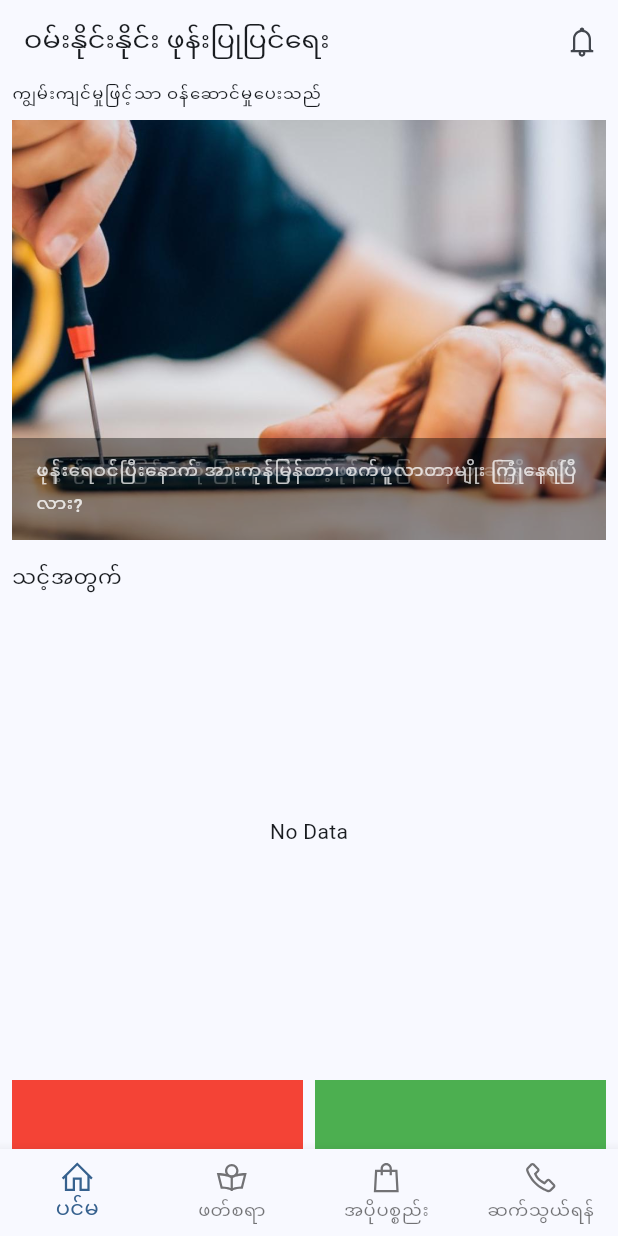
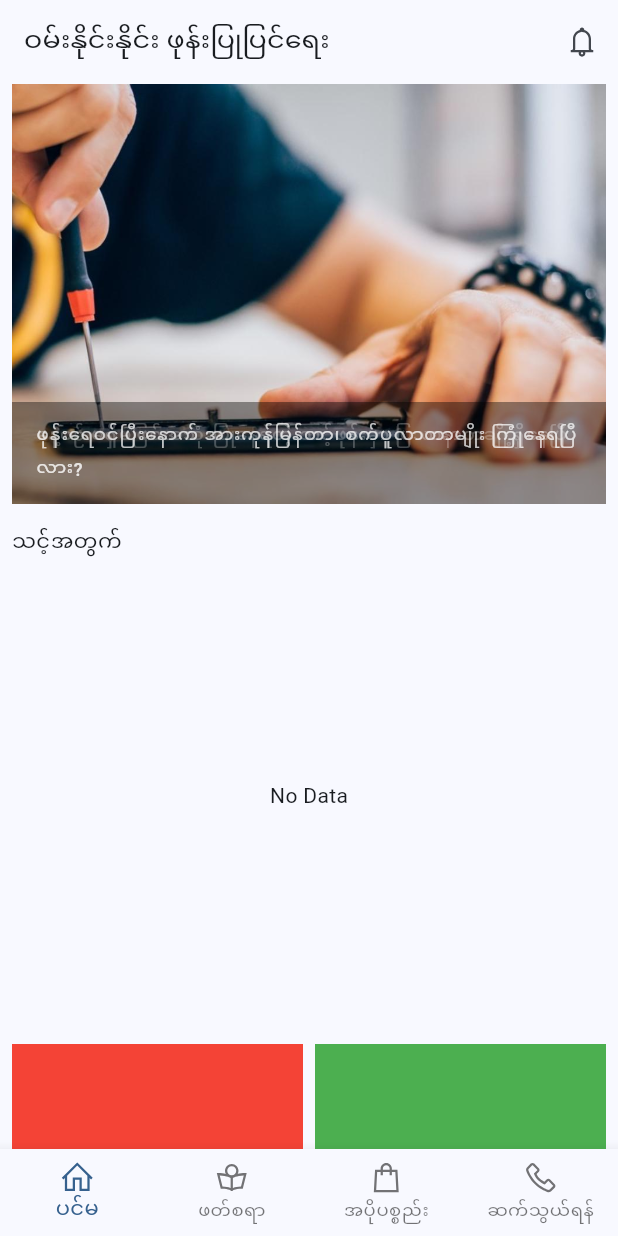
Before and after one commit to clickernux/phone_repair_service_199, a Flutter app: the screen it shows after launch, on a phone screen of 412 x 824 dp. Run offline on Flutter 3.47's test engine with Material 2 defaults, Android fonts, the light colour scheme and no system bars; our stand-ins replace cached_network_image, cloud_firestore, connectivity_plus, firebase_auth, firebase_core, go_router and 1 more; accounts and stored records are empty.

Commit message:
Modified main_screen

```diff
--- a/lib/screens/main_screen.dart
+++ b/lib/screens/main_screen.dart
@@ -34,18 +34,8 @@ class MainScreen extends StatelessWidget {
       padding: const EdgeInsets.symmetric(vertical: 0, horizontal: 8),
       child: CustomScrollView(
         slivers: [
-          SliverToBoxAdapter(
-            child: Column(
-              crossAxisAlignment: CrossAxisAlignment.start,
-              children: [
-                Text(
-                  'ကျွမ်းကျင်မှုဖြင့်သာ ဝန်ဆောင်မှုပေးသည်',
-                  style: textTheme.labelSmall,
-                ),
-                const SizedBox(height: 8),
-                const BannerScroll(),
-              ],
-            ),
+          const SliverToBoxAdapter(
+            child: BannerScroll(),
           ),
           const SliverToBoxAdapter(child: SizedBox(height: 16)),
           const SliverToBoxAdapter(
```
